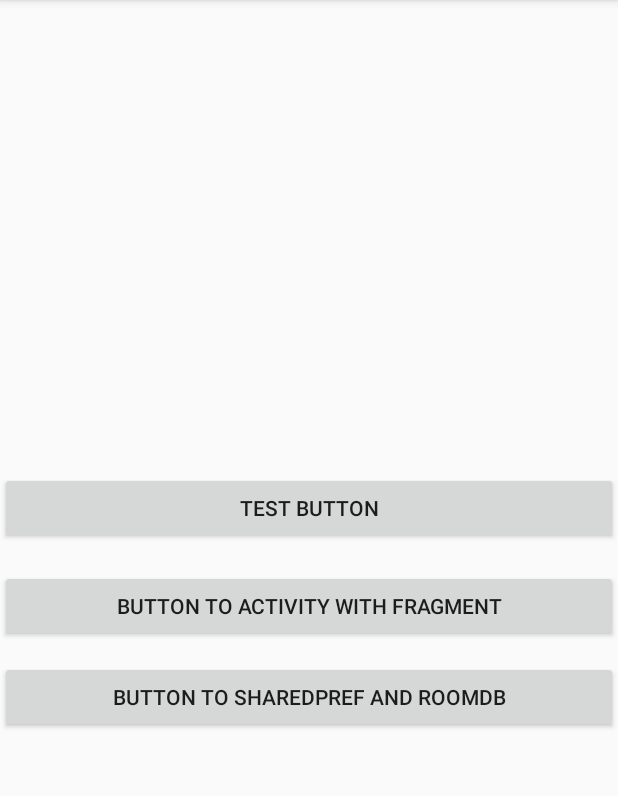
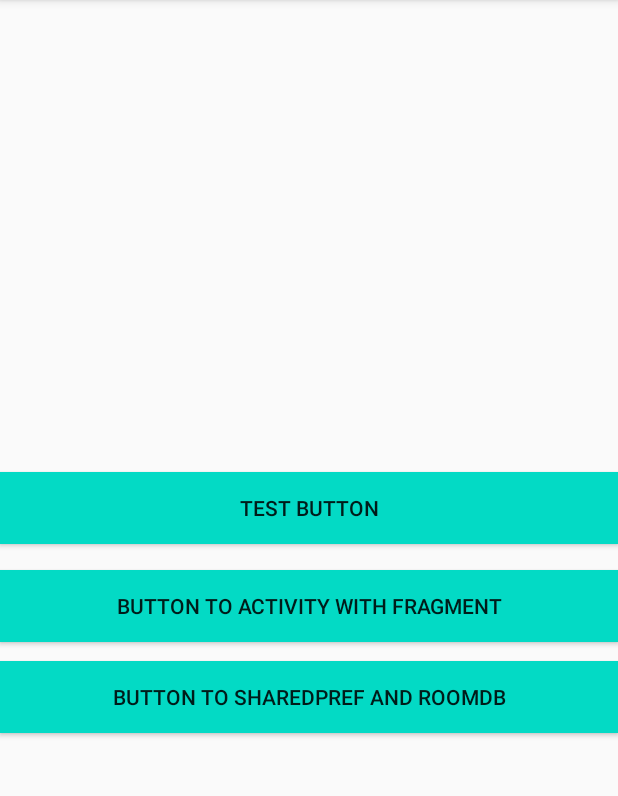
Before and after one commit to AnggaArindraShonta/praktikum-mobile-programming-II, an Android app: the screen it shows after launch (MainActivity), on a phone screen of 412 x 824 dp, the part 84-880 px from its top. Run offline under Robolectric (Android 15) with nearby library versions, the phone set to English and light mode, and no system bars; our stand-ins replace Room's generated code.

```diff
--- a/app/src/main/res/layout/activity_home.xml
+++ b/app/src/main/res/layout/activity_home.xml
@@ -11,7 +11,9 @@
         android:layout_width="match_parent"
         android:layout_height="wrap_content"
         android:text="Shared Preferences"
+        android:layout_marginBottom="10dp"
         android:textColor="#ffff"
+        android:background="@color/colorAccent"
         app:layout_constraintBottom_toTopOf="@+id/btnToRoomData"
         app:layout_constraintEnd_toEndOf="parent"
         app:layout_constraintEnd_toStartOf="@+id/btnToRoomData"
@@ -26,6 +28,7 @@
         android:layout_height="wrap_content"
         android:text="Room Database"
         android:textColor="#ffff"
+        android:background="@color/colorAccent"
         app:layout_constraintBottom_toBottomOf="parent"
         app:layout_constraintEnd_toEndOf="parent"
         app:layout_constraintHorizontal_bias="0.5"
--- a/app/src/main/res/layout/activity_main.xml
+++ b/app/src/main/res/layout/activity_main.xml
@@ -12,6 +12,7 @@
         android:layout_width="match_parent"
         android:layout_height="wrap_content"
         android:text="@string/test_button"
+        android:background="@color/colorAccent"
         app:layout_constraintBottom_toBottomOf="parent"
         app:layout_constraintEnd_toEndOf="parent"
         app:layout_constraintHorizontal_bias="0.0"
@@ -23,6 +24,7 @@
         android:id="@+id/btntoFragmentActivity"
         android:layout_width="match_parent"
         android:layout_height="wrap_content"
+        android:background="@color/colorAccent"
         android:text="@string/button_to_activity_with_fragment"
         app:layout_constraintBottom_toBottomOf="parent"
         app:layout_constraintEnd_toEndOf="parent"
@@ -35,6 +37,7 @@
         android:id="@+id/btntosharedprefandroomdb"
         android:layout_width="match_parent"
         android:layout_height="wrap_content"
+        android:background="@color/colorAccent"
         android:text="@string/button_to_sharedpref_and_roomdb"
         app:layout_constraintBottom_toBottomOf="parent"
         app:layout_constraintEnd_toEndOf="parent"
--- a/app/src/main/res/layout/activity_with_fragment.xml
+++ b/app/src/main/res/layout/activity_with_fragment.xml
@@ -15,6 +15,7 @@
         app:layout_constraintHorizontal_bias="0.0"
         app:layout_constraintStart_toStartOf="parent"
         app:layout_constraintTop_toTopOf="parent"
+        android:background="@color/colorAccent"
         app:layout_constraintVertical_bias="0.499"
         app:layout_constraintVertical_chainStyle="packed" />
 
@@ -27,6 +28,7 @@
         app:layout_constraintEnd_toEndOf="parent"
         app:layout_constraintHorizontal_bias="0.0"
         app:layout_constraintStart_toStartOf="parent"
+        android:background="@color/colorAccent"
         app:layout_constraintTop_toBottomOf="@+id/btn_fragment1"
         app:layout_constraintVertical_bias="0.591" />
 
--- a/app/src/main/res/layout/fragment_first.xml
+++ b/app/src/main/res/layout/fragment_first.xml
@@ -3,7 +3,7 @@
     xmlns:tools="http://schemas.android.com/tools"
     android:layout_width="match_parent"
     android:layout_height="match_parent"
-    tools:context=".FirstFragment">
+    tools:context="ui.FirstFragment">
 
     <TextView
         android:layout_width="match_parent"
--- a/app/src/main/res/layout/fragment_second.xml
+++ b/app/src/main/res/layout/fragment_second.xml
@@ -3,7 +3,7 @@
     xmlns:tools="http://schemas.android.com/tools"
     android:layout_width="match_parent"
     android:layout_height="match_parent"
-    tools:context=".SecondFragment">
+    tools:context="ui.SecondFragment">
 
     <TextView
         android:layout_width="match_parent"
```
